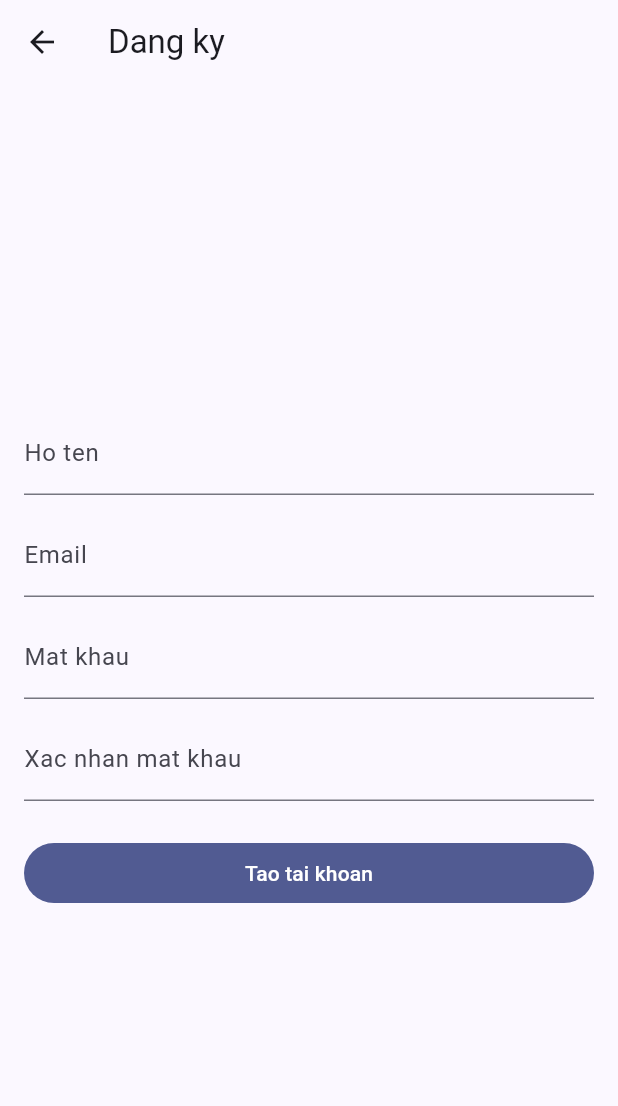
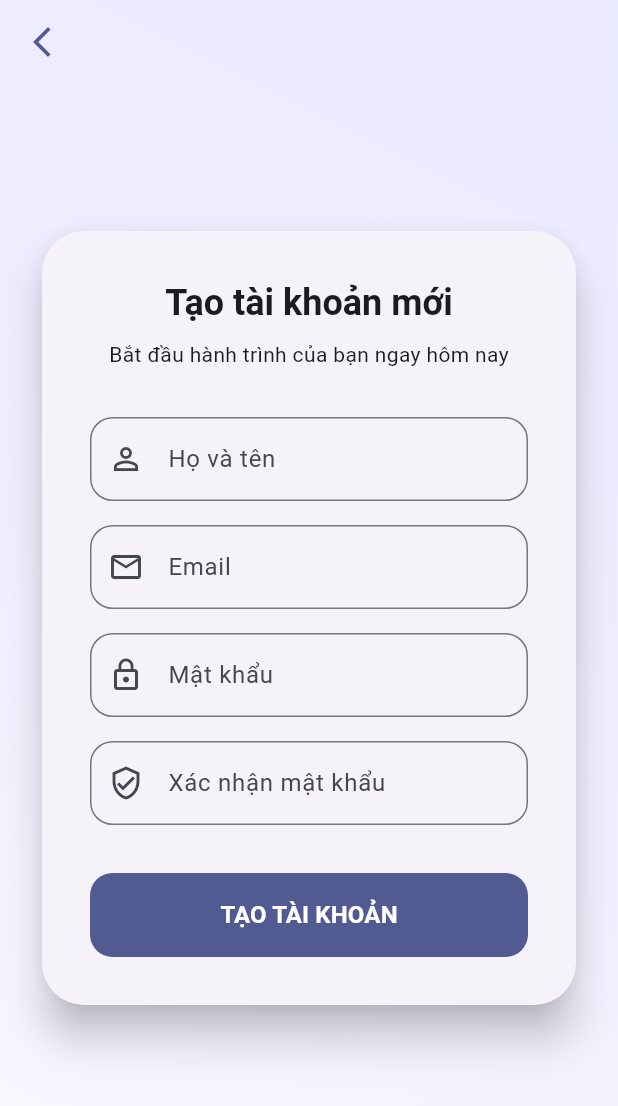
Before and after one commit to Lochoanggggg/th5_nhom5, a Flutter app: the RegisterScreen screen opened directly, on a phone screen of 412 x 824 dp. Shown: the top 1106 px of the screen. Run offline on Flutter 3.47's test engine with Material 3 defaults, Android fonts, the phone set to English and light mode, and no system bars; our stand-ins replace cloud_firestore, firebase_auth, firebase_core, google_sign_in; accounts and stored records are empty; generated files the repository leaves out were written again; network calls fail.

Commit message:
Update UI/UX Auth screens and Firebase configuration

```diff
--- a/lib/screens/auth/register_screen.dart
+++ b/lib/screens/auth/register_screen.dart
@@ -17,6 +17,7 @@ class _RegisterScreenState extends State<RegisterScreen> {
   final _passwordController = TextEditingController();
   final _confirmPasswordController = TextEditingController();
   bool _isLoading = false;
+  bool _obscurePassword = true;
   String? _errorText;
 
   @override
@@ -52,113 +53,139 @@ class _RegisterScreenState extends State<RegisterScreen> {
       });
     } catch (e) {
       setState(() {
-        _errorText = 'Dang ky that bai: $e';
+        _errorText = 'Đăng ký thất bại: $e';
       });
     } finally {
       if (mounted) {
-        setState(() {
-          _isLoading = false;
-        });
+        setState(() => _isLoading = false);
       }
     }
   }
 
   String _toFriendlyAuthError(FirebaseAuthException e) {
     switch (e.code) {
-      case 'configuration-not-found':
-        return 'Dang ky that bai: Firebase Auth chua duoc cau hinh. Vao Firebase Console > Authentication > Get started, bat Email/Password trong Sign-in method.';
-      case 'operation-not-allowed':
-        return 'Dang ky that bai: Email/Password chua duoc bat tren Firebase Console.';
-      case 'email-already-in-use':
-        return 'Dang ky that bai: Email nay da ton tai.';
-      case 'invalid-email':
-        return 'Dang ky that bai: Email khong hop le.';
-      case 'weak-password':
-        return 'Dang ky that bai: Mat khau qua yeu (toi thieu 6 ky tu).';
-      default:
-        return 'Dang ky that bai: [${e.code}] ${e.message ?? 'Khong xac dinh'}';
+      case 'email-already-in-use': return 'Email này đã được sử dụng.';
+      case 'invalid-email': return 'Email không hợp lệ.';
+      case 'weak-password': return 'Mật khẩu quá yếu.';
+      default: return 'Lỗi: ${e.message}';
     }
   }
 
   @override
   Widget build(BuildContext context) {
+    final theme = Theme.of(context);
+
     return Scaffold(
-      appBar: AppBar(title: const Text('Dang ky')),
-      body: Center(
+      appBar: AppBar(
+        backgroundColor: Colors.transparent,
+        elevation: 0,
+        leading: IconButton(
+          icon: Icon(Icons.arrow_back_ios_new, color: theme.colorScheme.primary),
+          onPressed: () => Navigator.pop(context),
+        ),
+      ),
+      extendBodyBehindAppBar: true,
+      body: Container(
+        decoration: BoxDecoration(
+          gradient: LinearGradient(
+            begin: Alignment.topRight,
+            end: Alignment.bottomLeft,
+            colors: [theme.colorScheme.primaryContainer.withOpacity(0.5), theme.colorScheme.surface],
+          ),
+        ),
+        child: Center(
+          child: SingleChildScrollView(
+            padding: const EdgeInsets.all(24),
             child: ConstrainedBox(
-          constraints: const BoxConstraints(maxWidth: 420),
+              constraints: const BoxConstraints(maxWidth: 450),
+              child: Card(
+                elevation: 12,
+                shape: RoundedRectangleBorder(borderRadius: BorderRadius.circular(28)),
                 child: Padding(
-            padding: const EdgeInsets.all(16),
+                  padding: const EdgeInsets.all(32),
                   child: Form(
                     key: _formKey,
-              child: ListView(
-                shrinkWrap: true,
+                    child: Column(
+                      mainAxisSize: MainAxisSize.min,
                       children: [
+                        Text(
+                          'Tạo tài khoản mới',
+                          style: theme.textTheme.headlineSmall?.copyWith(fontWeight: FontWeight.bold),
+                        ),
+                        const SizedBox(height: 8),
+                        const Text('Bắt đầu hành trình của bạn ngay hôm nay'),
+                        const SizedBox(height: 32),
+
+                        // Name Field
                         TextFormField(
                           controller: _nameController,
-                    decoration: const InputDecoration(labelText: 'Ho ten'),
-                    validator: (value) {
-                      if ((value ?? '').trim().isEmpty) return 'Nhap ho ten';
-                      return null;
-                    },
+                          decoration: InputDecoration(
+                            labelText: 'Họ và tên',
+                            prefixIcon: const Icon(Icons.person_outline),
+                            border: OutlineInputBorder(borderRadius: BorderRadius.circular(15)),
                           ),
-                  const SizedBox(height: 12),
+                          validator: (v) => (v == null || v.trim().isEmpty) ? 'Vui lòng nhập họ tên' : null,
+                        ),
+                        const SizedBox(height: 16),
+
+                        // Email Field
                         TextFormField(
                           controller: _emailController,
                           keyboardType: TextInputType.emailAddress,
-                    decoration: const InputDecoration(labelText: 'Email'),
-                    validator: (value) {
-                      final text = value?.trim() ?? '';
-                      if (text.isEmpty) return 'Nhap email';
-                      if (!text.contains('@')) return 'Email khong hop le';
-                      return null;
-                    },
+                          decoration: InputDecoration(
+                            labelText: 'Email',
+                            prefixIcon: const Icon(Icons.email_outlined),
+                            border: OutlineInputBorder(borderRadius: BorderRadius.circular(15)),
                           ),
-                  const SizedBox(height: 12),
+                          validator: (v) => (v == null || !v.contains('@')) ? 'Email không hợp lệ' : null,
+                        ),
+                        const SizedBox(height: 16),
+
+                        // Password Field
                         TextFormField(
                           controller: _passwordController,
-                    obscureText: true,
-                    decoration: const InputDecoration(labelText: 'Mat khau'),
-                    validator: (value) {
-                      final text = value?.trim() ?? '';
-                      if (text.length < 6) {
-                        return 'Mat khau toi thieu 6 ky tu';
-                      }
-                      return null;
-                    },
+                          obscureText: _obscurePassword,
+                          decoration: InputDecoration(
+                            labelText: 'Mật khẩu',
+                            prefixIcon: const Icon(Icons.lock_outline),
+                            border: OutlineInputBorder(borderRadius: BorderRadius.circular(15)),
                           ),
-                  const SizedBox(height: 12),
+                          validator: (v) => (v == null || v.length < 6) ? 'Mật khẩu tối thiểu 6 ký tự' : null,
+                        ),
+                        const SizedBox(height: 16),
+
+                        // Confirm Password Field
                         TextFormField(
                           controller: _confirmPasswordController,
-                    obscureText: true,
-                    decoration: const InputDecoration(
-                      labelText: 'Xac nhan mat khau',
+                          obscureText: _obscurePassword,
+                          decoration: InputDecoration(
+                            labelText: 'Xác nhận mật khẩu',
+                            prefixIcon: const Icon(Icons.verified_user_outlined),
+                            border: OutlineInputBorder(borderRadius: BorderRadius.circular(15)),
                           ),
-                    validator: (value) {
-                      if ((value ?? '').trim() != _passwordController.text) {
-                        return 'Mat khau xac nhan khong khop';
-                      }
-                      return null;
-                    },
+                          validator: (v) => (v != _passwordController.text) ? 'Mật khẩu không khớp' : null,
                         ),
+
+                        if (_errorText != null) ...[
                           const SizedBox(height: 16),
-                  if (_errorText != null)
-                    Text(
-                      _errorText!,
-                      style: const TextStyle(color: Colors.red),
-                    ),
-                  const SizedBox(height: 8),
+                          Text(_errorText!, style: const TextStyle(color: Colors.red, fontSize: 13)),
+                        ],
+
+                        const SizedBox(height: 32),
+
+                        // Register Button
                         SizedBox(
                           width: double.infinity,
+                          height: 56,
                           child: FilledButton(
                             onPressed: _isLoading ? null : _register,
+                            style: FilledButton.styleFrom(
+                              shape: RoundedRectangleBorder(borderRadius: BorderRadius.circular(15)),
+                              backgroundColor: theme.colorScheme.primary,
+                            ),
                             child: _isLoading
-                          ? const SizedBox(
-                              width: 20,
-                              height: 20,
-                              child: CircularProgressIndicator(strokeWidth: 2),
-                            )
-                          : const Text('Tao tai khoan'),
+                                ? const CircularProgressIndicator(color: Colors.white)
+                                : const Text('TẠO TÀI KHOẢN', style: TextStyle(fontWeight: FontWeight.bold, fontSize: 16)),
                           ),
                         ),
                       ],
@@ -167,6 +194,9 @@ class _RegisterScreenState extends State<RegisterScreen> {
                 ),
               ),
             ),
+          ),
+        ),
+      ),
     );
   }
 }
```
Also changed, not shown: lib/screens/auth/login_screen.dart (+77 -96 lines), firebase.json. Lines whose indentation alone changed are shown as unchanged.
